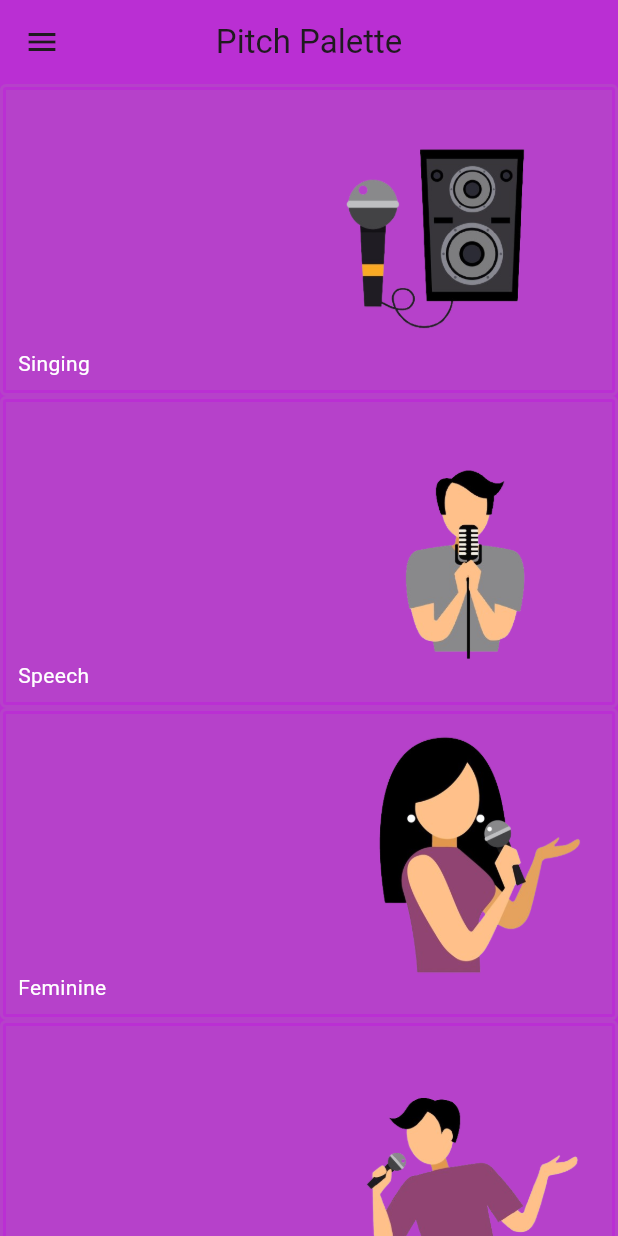
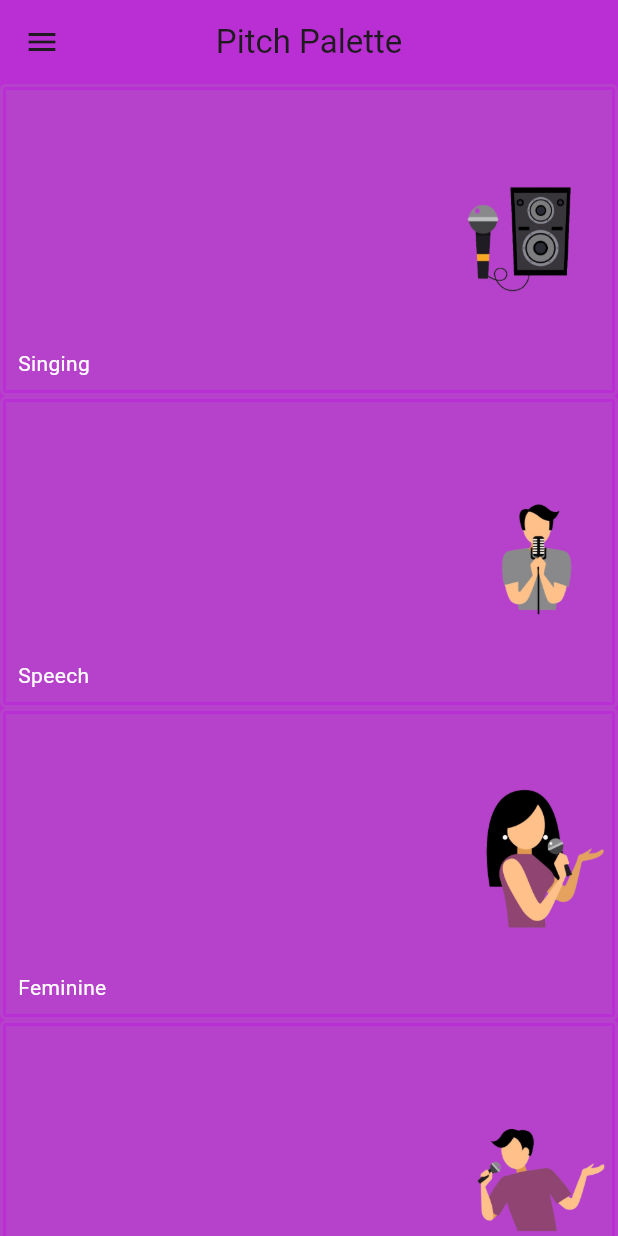
Before and after one commit to SeasonedTurtle/Pitch_Palette, a Flutter app: the screen it shows after launch, on a phone screen of 412 x 824 dp. Run offline on Flutter 3.47's test engine with Material 3 defaults, Android fonts, the light colour scheme and no system bars; missing offline and left inert: flutter_fft.

Commit message:
ui updates
more reactive ui

```diff
--- a/lib/details.dart
+++ b/lib/details.dart
@@ -14,8 +14,8 @@ class DetailsScreen extends StatelessWidget {
         title: Text(goal),
       ),
       body: Container(
-        height: 800,
-        width: 800,
+        height: MediaQuery.of(context).size.height,
+        width: MediaQuery.of(context).size.width,
         color: const Color.fromARGB(255, 186, 47, 211),
         child: ListView(
           children: <Widget>[
@@ -54,6 +54,7 @@ class Lessons extends StatelessWidget {
           );
       },
       child: Container(
+        width: MediaQuery.of(context).size.width,
         padding: const EdgeInsets.all(2), // Adjust the padding as needed
         decoration: BoxDecoration(
           border: Border.all(
@@ -66,6 +67,7 @@ class Lessons extends StatelessWidget {
           children: [
             Container(
               height: 200,
+              width: MediaQuery.of(context).size.width,
               color: const Color.fromARGB(255, 182, 65, 202),
             ),
             Positioned(
--- a/lib/exercisepage.dart
+++ b/lib/exercisepage.dart
@@ -26,9 +26,11 @@ class MetronomeState extends State<MetronomeClass> {
 
   bool _isPlaying = false;
 
+  StreamSubscription<DateTime>? _subscription;
+
   Metronome _metronome =
       Metronome.epoch(Duration(milliseconds: (60000 / tempo).round()));
-  late StreamSubscription<DateTime>? _subscription;
+
 
   void _play() {
     setState(() {
--- a/lib/homepage.dart
+++ b/lib/homepage.dart
@@ -20,8 +20,8 @@ class MyHomePage extends StatelessWidget {
         title: Text(title),
       ),
       body: Container(
-        height: 800,
-        width: 800,
+        height: MediaQuery.of(context).size.height,
+        width: MediaQuery.of(context).size.width,
         color: mainTheme,
         child: ListView(
           children: const <Widget>[
--- a/lib/links.dart
+++ b/lib/links.dart
@@ -145,6 +145,8 @@ List<String> speechExcercises = [
   Map<String, List<String>> speechDirections = {
   // Tongue Twisters
   "Tongue Twisters": [
+    "Start on a low tempo then increase it as you improve!\n",
+    "If the phrase end with x3 then repeat the phrase 3 times\n",
     getRandomTongueTwister(tongueTwisters),
     getRandomTongueTwister(tongueTwisters),
     getRandomTongueTwister(tongueTwisters),
--- a/lib/square.dart
+++ b/lib/square.dart
@@ -51,11 +51,12 @@ class MyPadding extends StatelessWidget {
       },
 
         child: Container(
-        padding: const EdgeInsets.all(2), // Adjust the padding as needed
+          width: MediaQuery.of(context).size.width,
+          padding: const EdgeInsets.all(2),
           decoration: BoxDecoration(
             border: Border.all(
-            color: const Color.fromARGB(255, 182, 65, 202), // Border color
-            width: 2.0, // Border width
+              color: const Color.fromARGB(255, 182, 65, 202),
+              width: 2.0,
             ),
             borderRadius: BorderRadius.circular(4.0),
           ),
@@ -63,6 +64,7 @@ class MyPadding extends StatelessWidget {
             children: [
               Container(
                 height: 200,
+                width: MediaQuery.of(context).size.width,
                 color: const Color.fromARGB(255, 182, 65, 202),
               ),
               Positioned(
@@ -79,18 +81,19 @@ class MyPadding extends StatelessWidget {
                   ),
                 ),
               ),
-            Positioned (
+              Positioned(
                 bottom: 10,
                 right: 0,
                 child: Image.asset(
                   goals[option],
-                width: 200,
+                  width: MediaQuery.of(context).size.width / 4,
                   height: 180,
-              )
-            )
+                ),
+              ),
             ],
           ),
         ),
+
     );
   }
 }
```
Also changed, not shown: lib/OnPitch.dart (+11 -12 lines), lib/pitch.dart (+113 -5 lines). Lines whose indentation alone changed are shown as unchanged.
